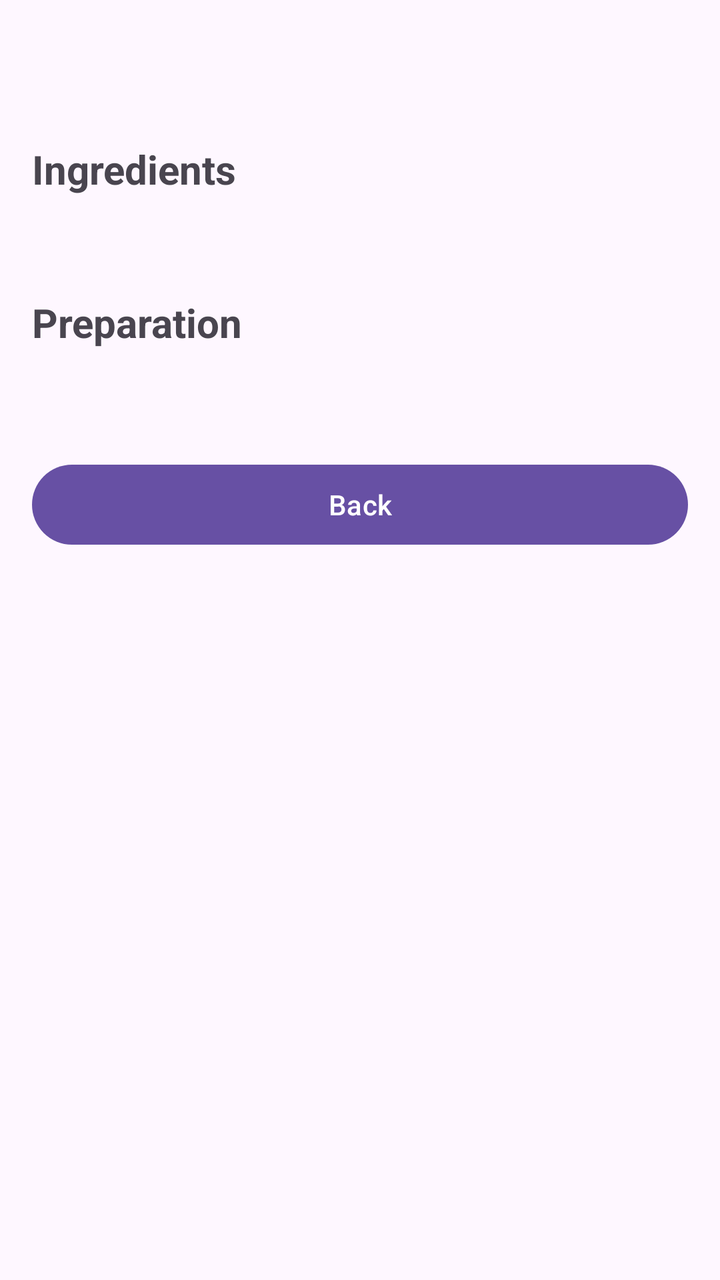
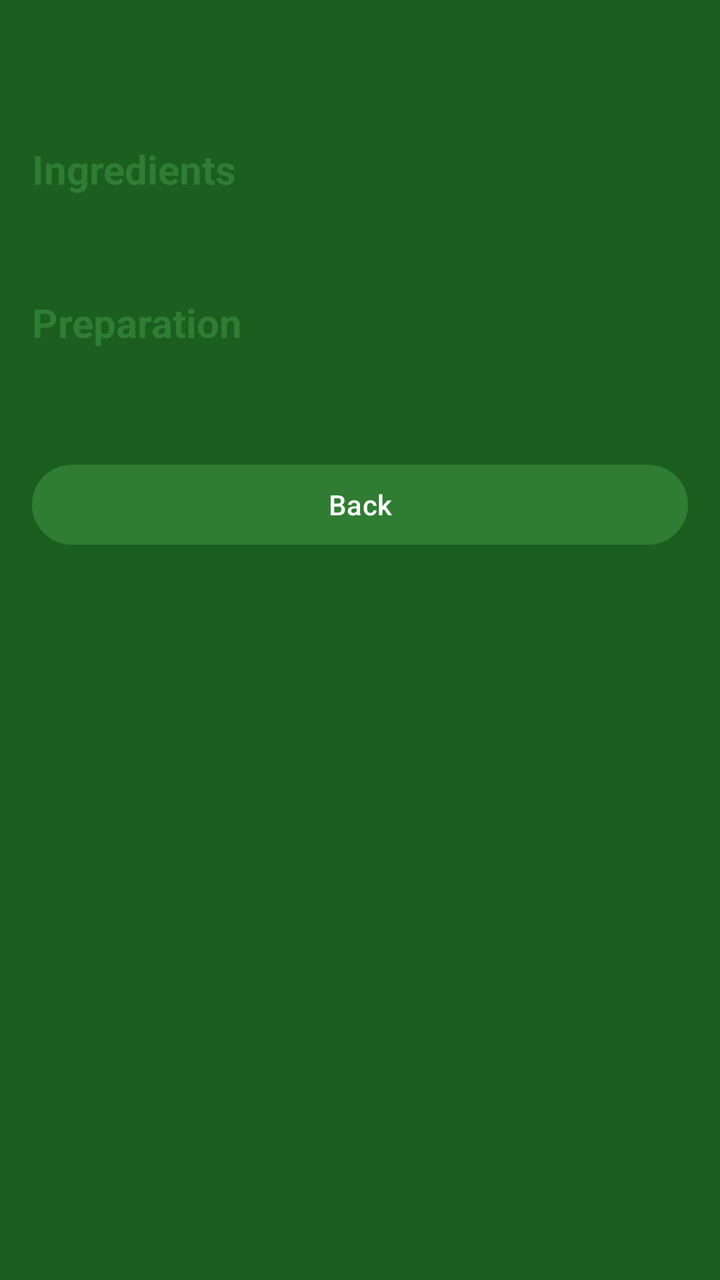

Compare the two renders of this Android layout. The source of the first and the diff that turns it into the second are given below.
<!-- AndroidManifest.xml: application theme Theme.SmartPantryManager -->
<!-- res/layout/activity_recipe_detail.xml -->
<?xml version="1.0" encoding="utf-8"?>
<ScrollView xmlns:android="http://schemas.android.com/apk/res/android"
    android:id="@+id/detailRoot"
    android:layout_width="match_parent"
    android:layout_height="match_parent"
    android:fillViewport="true">

    <LinearLayout
        android:layout_width="match_parent"
        android:layout_height="wrap_content"
        android:orientation="vertical"
        android:padding="16dp">

        <TextView
            android:id="@+id/textDetailName"
            android:layout_width="wrap_content"
            android:layout_height="wrap_content"
            android:textSize="26sp"
            android:textStyle="bold" />

        <TextView
            android:layout_width="wrap_content"
            android:layout_height="wrap_content"
            android:layout_marginTop="20dp"
            android:text="Ingredients"
            android:textSize="20sp"
            android:textStyle="bold" />

        <TextView
            android:id="@+id/textDetailIngredients"
            android:layout_width="match_parent"
            android:layout_height="wrap_content"
            android:layout_marginTop="8dp"
            android:lineSpacingExtra="4dp"
            android:textSize="16sp" />

        <TextView
            android:layout_width="wrap_content"
            android:layout_height="wrap_content"
            android:layout_marginTop="20dp"
            android:text="Preparation"
            android:textSize="20sp"
            android:textStyle="bold" />

        <TextView
            android:id="@+id/textDetailSteps"
            android:layout_width="match_parent"
            android:layout_height="wrap_content"
            android:layout_marginTop="8dp"
            android:lineSpacingExtra="4dp"
            android:textSize="16sp" />

        <Button
            android:id="@+id/buttonDetailBack"
            android:layout_width="match_parent"
            android:layout_height="wrap_content"
            android:layout_marginTop="24dp"
            android:text="Back" />

    </LinearLayout>
</ScrollView>
<!-- resources referenced by this layout -->
<resources>
  <style name="Theme.SmartPantryManager" parent="Base.Theme.SmartPantryManager" />
  <style name="Base.Theme.SmartPantryManager" parent="Theme.Material3.DayNight.NoActionBar">
          
          
      </style>
</resources>

<!-- the commit's change to res/layout/activity_recipe_detail.xml (unified diff, before → after) -->
@@ -3,7 +3,8 @@
     android:id="@+id/detailRoot"
     android:layout_width="match_parent"
     android:layout_height="match_parent"
-    android:fillViewport="true">
+    android:fillViewport="true"
+    android:background="@color/primary_dark">
 
     <LinearLayout
         android:layout_width="match_parent"
@@ -16,7 +17,8 @@
             android:layout_width="wrap_content"
             android:layout_height="wrap_content"
             android:textSize="26sp"
-            android:textStyle="bold" />
+            android:textStyle="bold"
+            android:textColor="@color/primary_dark"/>
 
         <TextView
             android:layout_width="wrap_content"
@@ -24,7 +26,8 @@
             android:layout_marginTop="20dp"
             android:text="Ingredients"
             android:textSize="20sp"
-            android:textStyle="bold" />
+            android:textStyle="bold"
+            android:textColor="@color/primary"/>
 
         <TextView
             android:id="@+id/textDetailIngredients"
@@ -40,7 +43,8 @@
             android:layout_marginTop="20dp"
             android:text="Preparation"
             android:textSize="20sp"
-            android:textStyle="bold" />
+            android:textStyle="bold"
+            android:textColor="@color/primary"/>
 
         <TextView
             android:id="@+id/textDetailSteps"
<!-- resource entries referenced after the edit -->
@@ -1,9 +1,21 @@
 <!-- resources referenced by this layout -->
 <resources>
+  <color name="primary">#2E7D32</color>
+  <color name="primary_dark">#1B5E20</color>
   <style name="Theme.SmartPantryManager" parent="Base.Theme.SmartPantryManager" />
-  <style name="Base.Theme.SmartPantryManager" parent="Theme.Material3.DayNight.NoActionBar">
-          
-          
+  <style name="Base.Theme.SmartPantryManager" parent="Theme.Material3.Light.NoActionBar">
+          <item name="colorPrimary">@color/primary</item>
+          <item name="colorOnPrimary">@color/white</item>
+          <item name="colorSecondary">@color/accent</item>
+          <item name="android:windowBackground">@color/app_background</item>
+          <item name="android:textColorPrimary">@color/text_primary</item>
+          <item name="android:textColorSecondary">@color/text_secondary</item>
+          <item name="android:textColor">@color/text_primary</item>
       </style>
+  <color name="white">#FFFFFFFF</color>
+  <color name="accent">#FF8F00</color>
+  <color name="app_background">#F6F8F3</color>
+  <color name="text_primary">#212121</color>
+  <color name="text_secondary">#616161</color>
 </resources>
 
